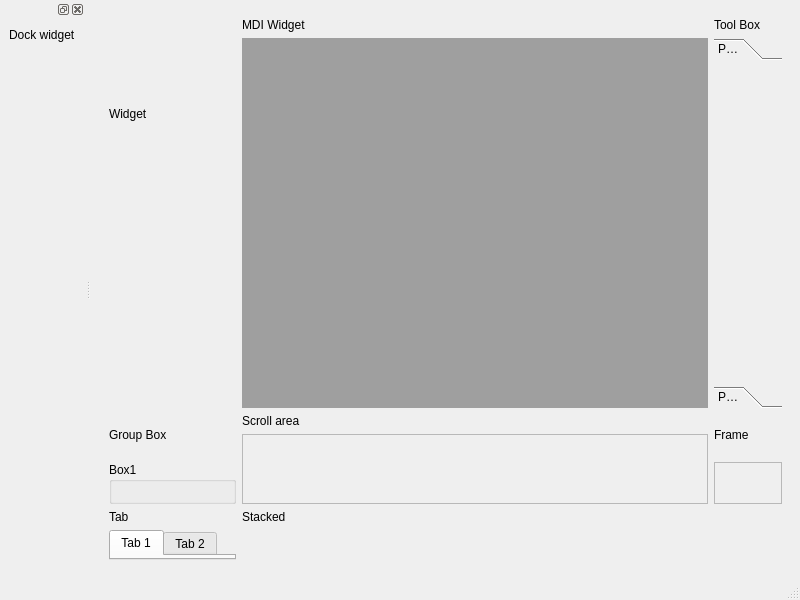
This is code/_1_code_widgets/_0003_qtwidget_all_widget/window_3.ui in TrinhHuuGiang/tutorial-cpp-qt as Qt 5 draws it before an edit. The edited form follows.
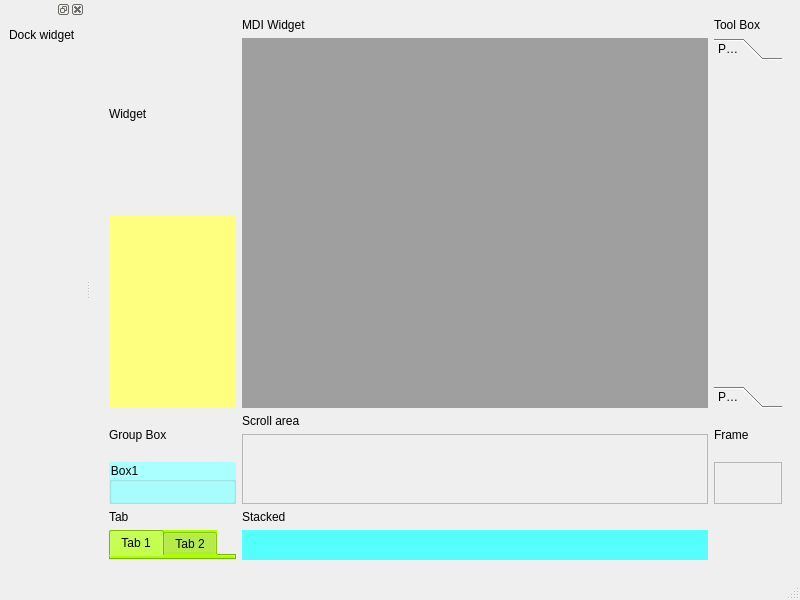
This is the edited form. The open tabs and pages were chosen to show the change.

```diff
--- a/code/_1_code_widgets/_0003_qtwidget_all_widget/window_3.ui
+++ b/code/_1_code_widgets/_0003_qtwidget_all_widget/window_3.ui
@@ -57,6 +57,9 @@
          </item>
          <item>
           <widget class="QGroupBox" name="groupBox">
+           <property name="styleSheet">
+            <string notr="true">background-color: rgb(170, 255, 255);</string>
+           </property>
            <property name="title">
             <string>Box1</string>
            </property>
@@ -88,7 +91,11 @@
           </widget>
          </item>
          <item>
-          <widget class="QWidget" name="widget" native="true"/>
+          <widget class="QWidget" name="widget" native="true">
+           <property name="styleSheet">
+            <string notr="true">background-color: rgb(255, 255, 127);</string>
+           </property>
+          </widget>
          </item>
         </layout>
        </item>
@@ -168,6 +175,9 @@
          </item>
          <item>
           <widget class="QTabWidget" name="tabWidget">
+           <property name="styleSheet">
+            <string notr="true">background-color: rgb(170, 255, 0);</string>
+           </property>
            <property name="currentIndex">
             <number>1</number>
            </property>
@@ -196,6 +206,9 @@
          </item>
          <item>
           <widget class="QStackedWidget" name="stackedWidget">
+           <property name="styleSheet">
+            <string notr="true">background-color: rgb(85, 255, 255);</string>
+           </property>
            <property name="currentIndex">
             <number>0</number>
            </property>
```
Left out of the diff: 3 changed lines with no effect on the pictures.
